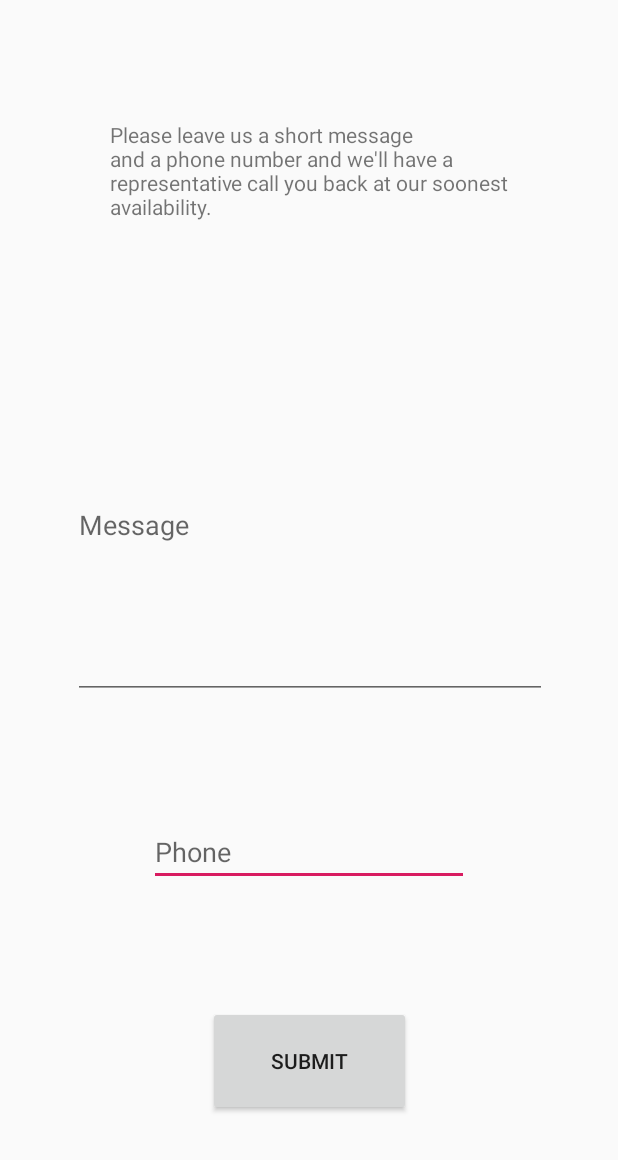
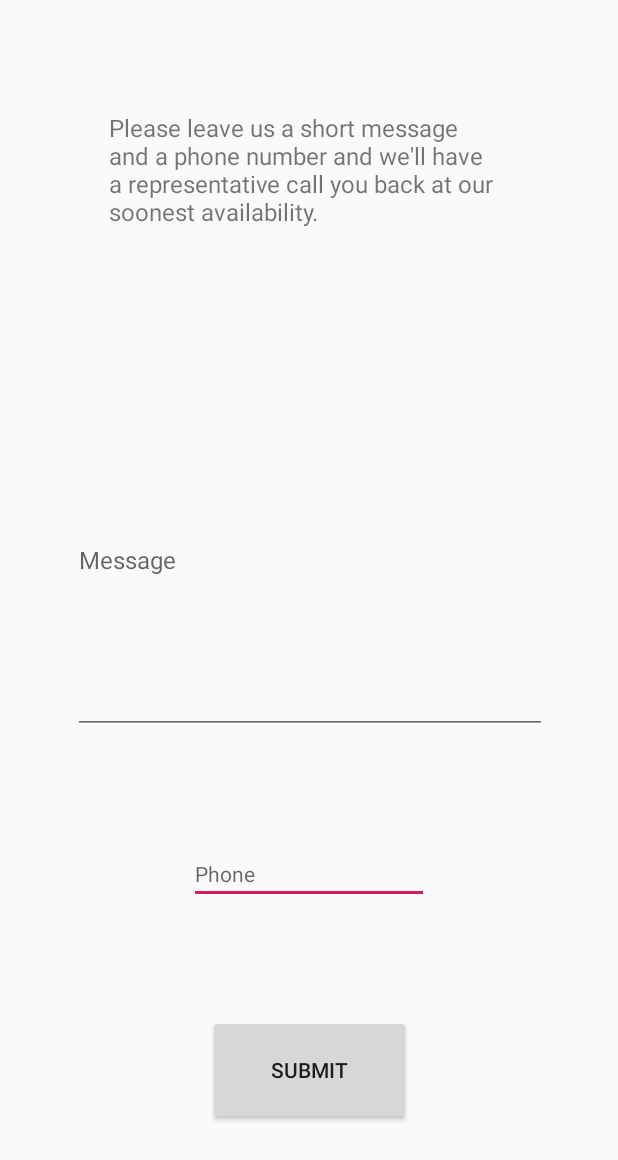
Before and after one commit to Chicago19/team-12, an Android app: the layout activity_interested_in_work.xml on its own in the app's theme, with its tools: preview values and no code run, on a phone screen of 412 x 824 dp. Shown: the top 1160 px of the screen. Run offline under Robolectric (Android 15) with nearby library versions, the phone set to English and light mode, and no system bars.

Commit message:
changed to interested in work activity

```diff
--- a/PODER/app/src/main/java/com/codeforgood/poder/ui/login/ContactMeActivity.java
+++ /dev/null
@@ -1,16 +0,0 @@
-package com.codeforgood.poder.ui.login;
-
-import android.os.Bundle;
-
-import androidx.appcompat.app.AppCompatActivity;
-
-import com.codeforgood.poder.R;
-
-public class ContactMeActivity extends AppCompatActivity {
-
-    @Override
-    protected void onCreate(Bundle savedInstanceState) {
-        super.onCreate(savedInstanceState);
-        setContentView(R.layout.activity_contact_me);
-    }
-}
--- /dev/null
+++ b/PODER/app/src/main/java/com/codeforgood/poder/ui/login/InterestedInWorkActivity.java
@@ -0,0 +1,16 @@
+package com.codeforgood.poder.ui.login;
+
+import android.os.Bundle;
+
+import androidx.appcompat.app.AppCompatActivity;
+
+import com.codeforgood.poder.R;
+
+class InterestedInWorkActivity extends AppCompatActivity {
+
+    @Override
+    protected void onCreate(Bundle savedInstanceState) {
+        super.onCreate(savedInstanceState);
+        setContentView(R.layout.activity_interested_in_work);
+    }
+}
--- a/PODER/app/src/main/res/layout/activity_contact_me.xml
+++ b/PODER/app/src/main/res/layout/activity_interested_in_work.xml
@@ -4,13 +4,14 @@
     xmlns:tools="http://schemas.android.com/tools"
     android:layout_width="match_parent"
     android:layout_height="match_parent"
-    tools:context=".ui.login.ContactMeActivity">
+    tools:context=".ui.login.InterestedInWorkActivity">
 
     <EditText
         android:id="@+id/editText"
         android:layout_width="wrap_content"
         android:layout_height="wrap_content"
         android:ems="10"
+        android:textSize="14sp"
         android:hint="Phone"
         android:inputType="phone"
         app:layout_constraintBottom_toTopOf="@+id/button"
@@ -20,10 +21,10 @@
 
     <TextView
         android:id="@+id/textView"
-        android:layout_width="266dp"
-        android:layout_height="74dp"
-        android:ems="10"
+        android:layout_width="267dp"
+        android:layout_height="109dp"
         android:text="Please leave us a short message and a phone number and we'll have a representative call you back at our soonest availability."
+        android:textSize="16sp"
         app:layout_constraintBottom_toTopOf="@+id/editText2"
         app:layout_constraintEnd_toEndOf="parent"
         app:layout_constraintHorizontal_bias="0.503"
@@ -45,6 +46,7 @@
         android:layout_width="316dp"
         android:layout_height="232dp"
         android:hint="Message"
+        android:textSize="16sp"
         android:inputType="textPersonName"
         app:layout_constraintBottom_toTopOf="@+id/editText"
         app:layout_constraintEnd_toEndOf="parent"
```
Also changed, not shown: PODER/app/src/main/AndroidManifest.xml (+10 -9 lines).
